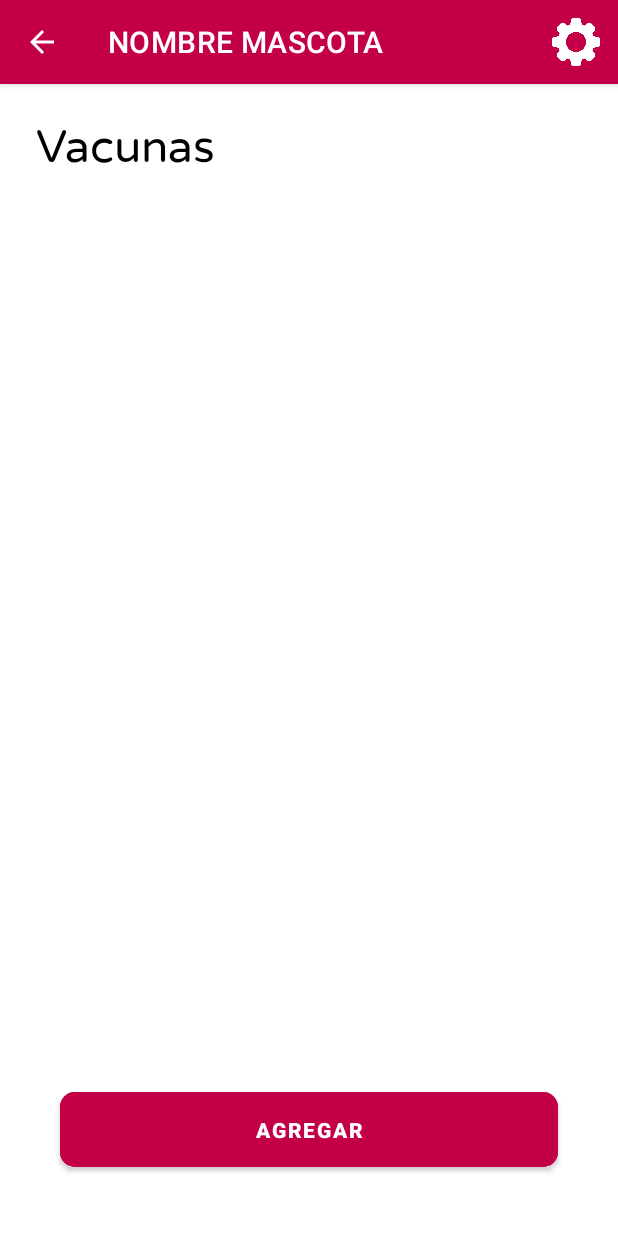
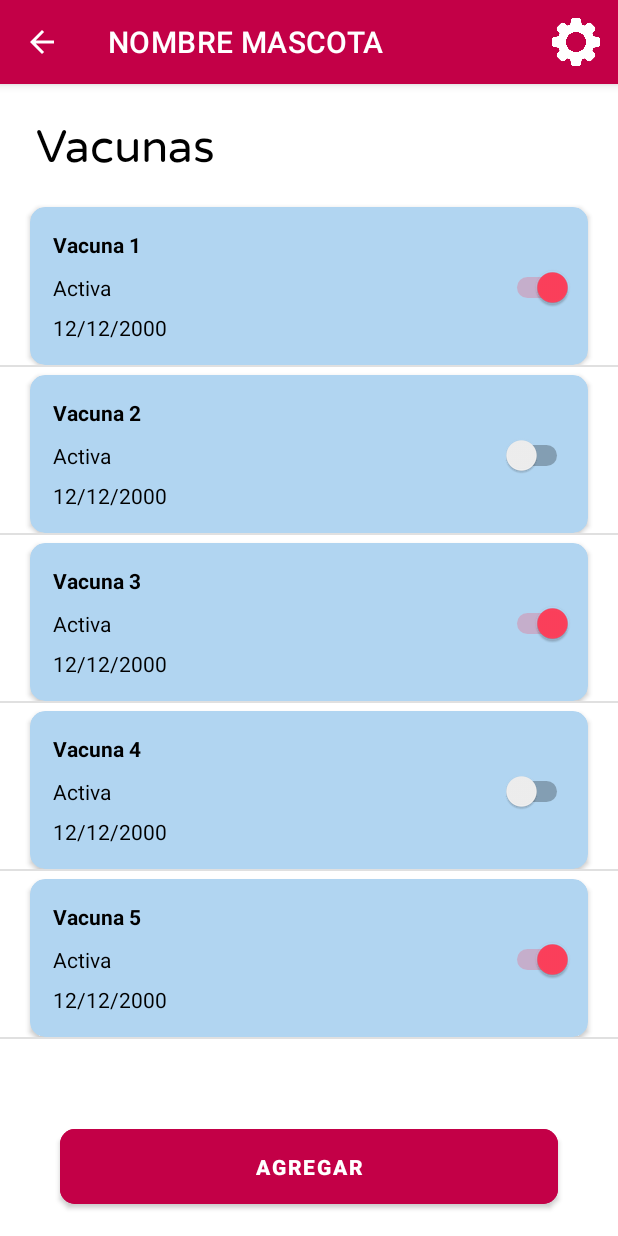
Before and after one commit to JCamiloRpo/AppNativa, an Android app: the VacunaEditActivity screen opened directly, with no data from a screen before it, after a tap on "EDITAR", on a phone screen of 412 x 824 dp. Run offline under Robolectric (Android 15) with nearby library versions, the phone set to English and light mode, and no system bars.

Commit message:
Vacunas - List view

```diff
--- a/PetCare/app/src/main/java/com/example/petcare/MascotaActivity.java
+++ b/PetCare/app/src/main/java/com/example/petcare/MascotaActivity.java
@@ -38,8 +38,8 @@ public class MascotaActivity extends AppCompatActivity {
 
         //Consultar mascotas
         ArrayList<MascotaItem> mascotas = new ArrayList<>();
-        mascotas.add(new MascotaItem(2,R.drawable.gato, "Gato", "1", "12/12/2000"));
-        mascotas.add(new MascotaItem(1,R.drawable.perro, "Perro", "1", "12/12/2000"));
+        mascotas.add(new MascotaItem(1,R.drawable.gato, "Gato", "1", "12/12/2000"));
+        mascotas.add(new MascotaItem(2,R.drawable.perro, "Perro", "1", "12/12/2000"));
         mascotas.add(new MascotaItem(3,R.drawable.hamster, "Hamster", "1", "12/12/2000"));
         mascotas.add(new MascotaItem(4,R.drawable.conejo, "Conejo", "1", "12/12/2000"));
         mascotas.add(new MascotaItem(5,R.drawable.pollo, "Pollo", "1", "12/12/2000"));
--- a/PetCare/app/src/main/java/com/example/petcare/VacunaActivity.java
+++ b/PetCare/app/src/main/java/com/example/petcare/VacunaActivity.java
@@ -9,27 +9,21 @@ import android.view.Menu;
 import android.view.MenuItem;
 import android.view.View;
 import android.widget.Button;
+import android.widget.ListView;
+
+import java.util.ArrayList;
 
 public class VacunaActivity extends AppCompatActivity {
     Button btnAgregar;
+    VacunaAdapter adapter;
 
     @Override
     protected void onCreate(Bundle savedInstanceState) {
         super.onCreate(savedInstanceState);
         setContentView(R.layout.activity_vacuna);
 
-        ActionBar menu = getSupportActionBar();
-        menu.setDisplayHomeAsUpEnabled(true);
-        menu.setTitle("NOMBRE MASCOTA");
-
-        btnAgregar = (Button) findViewById(R.id.BtnAddVac);
-        btnAgregar.setOnClickListener(new View.OnClickListener() {
-            @Override
-            public void onClick(View v) {
-                Intent i = new Intent(getApplicationContext(), VacunaAddActivity.class);
-                startActivity(i);
-            }
-        });
+        initButtons();
+        initList();
     }
 
     @Override
@@ -53,4 +47,33 @@ public class VacunaActivity extends AppCompatActivity {
         }
     }
 
+    private void initButtons(){
+        ActionBar menu = getSupportActionBar();
+        menu.setDisplayHomeAsUpEnabled(true);
+        menu.setTitle("NOMBRE MASCOTA");
+
+        btnAgregar = (Button) findViewById(R.id.BtnAddVac);
+        btnAgregar.setOnClickListener(new View.OnClickListener() {
+            @Override
+            public void onClick(View v) {
+                Intent i = new Intent(getApplicationContext(), VacunaAddActivity.class);
+                startActivity(i);
+            }
+        });
+    }
+
+    private void initList(){
+        ListView list = (ListView) findViewById(R.id.ListVacunas);
+
+        //Consultar vacunas de una mascota
+        ArrayList<VacunaItem> vacunas = new ArrayList<>();
+        vacunas.add(new VacunaItem(1, "Vacuna 1", true, "12/12/2000"));
+        vacunas.add(new VacunaItem(2, "Vacuna 2", false, "12/12/2000"));
+        vacunas.add(new VacunaItem(3, "Vacuna 3", true, "12/12/2000"));
+        vacunas.add(new VacunaItem(4, "Vacuna 4", false, "12/12/2000"));
+        vacunas.add(new VacunaItem(5, "Vacuna 5", true, "12/12/2000"));
+
+        adapter = new VacunaAdapter(this, vacunas);
+        list.setAdapter(adapter);
+    }
 }
--- /dev/null
+++ b/PetCare/app/src/main/java/com/example/petcare/VacunaAdapter.java
@@ -0,0 +1,50 @@
+package com.example.petcare;
+
+import android.app.Activity;
+import android.content.Context;
+import android.view.LayoutInflater;
+import android.view.View;
+import android.view.ViewGroup;
+import android.widget.BaseAdapter;
+import android.widget.Switch;
+import android.widget.TextView;
+
+import java.util.ArrayList;
+
+public class VacunaAdapter extends BaseAdapter {
+    private Activity activity;
+    private ArrayList<VacunaItem> items;
+
+    public VacunaAdapter(Activity activity, ArrayList<VacunaItem> items){
+        this.activity = activity;
+        this.items = items;
+    }
+
+    @Override
+    public int getCount() { return items.size(); }
+
+    @Override
+    public VacunaItem getItem(int position) { return items.get(position); }
+
+    @Override
+    public long getItemId(int position) { return items.get(position).getIdVacuna(); }
+
+    @Override
+    public View getView(int position, View convertView, ViewGroup parent) {
+        VacunaItem item = items.get(position);
+
+        if(convertView == null){
+            LayoutInflater inflater = (LayoutInflater) activity.getSystemService(Context.LAYOUT_INFLATER_SERVICE);
+            convertView = inflater.inflate(R.layout.item_vac, null);
+        }
+        TextView txtNombre = (TextView) convertView.findViewById(R.id.TxtItemNombreVac);
+        Switch swtActiva = convertView.findViewById(R.id.SwtItemActivaVac);
+        TextView txtFecha = (TextView) convertView.findViewById(R.id.TxtItemFechaVac);
+
+        txtNombre.setText(item.getNombre());
+        swtActiva.setChecked(item.getActiva());
+        txtFecha.setText(item.getFecha());
+
+        return convertView;
+    }
+}
--- /dev/null
+++ b/PetCare/app/src/main/java/com/example/petcare/VacunaItem.java
@@ -0,0 +1,30 @@
+package com.example.petcare;
+
+public class VacunaItem {
+    private long idVacuna;
+    private String nombre, fecha;
+    private boolean activa;
+
+    public VacunaItem(long idVacuna, String nombre, boolean activa, String fecha) {
+        this.idVacuna = idVacuna;
+        this.nombre = nombre;
+        this.fecha = fecha;
+        this.activa = activa;
+    }
+
+    public long getIdVacuna() {
+        return idVacuna;
+    }
+
+    public String getNombre() {
+        return nombre;
+    }
+
+    public String getFecha() {
+        return fecha;
+    }
+
+    public boolean getActiva() {
+        return activa;
+    }
+}
--- a/PetCare/app/src/main/res/layout/activity_vacuna.xml
+++ b/PetCare/app/src/main/res/layout/activity_vacuna.xml
@@ -19,27 +19,27 @@
         app:layout_constraintStart_toStartOf="parent"
         app:layout_constraintTop_toTopOf="parent" />
 
-    <androidx.recyclerview.widget.RecyclerView
+    <ListView
         android:id="@+id/ListVacunas"
         android:layout_width="match_parent"
-        android:layout_height="wrap_content"
+        android:layout_height="0dp"
         android:layout_marginTop="16dp"
-        android:layout_marginBottom="30dp"
+        android:layout_marginBottom="10dp"
         android:scrollbars="vertical"
         app:layout_constraintBottom_toTopOf="@+id/BtnAddVac"
         app:layout_constraintEnd_toEndOf="parent"
         app:layout_constraintHorizontal_bias="0.0"
         app:layout_constraintStart_toStartOf="parent"
         app:layout_constraintTop_toBottomOf="@+id/TxtVacuna"
-        app:layout_constraintVertical_bias="0.0">
-
-    </androidx.recyclerview.widget.RecyclerView>
+        app:layout_constraintVertical_bias="0.0"/>
 
     <Button
         android:id="@+id/BtnAddVac"
         android:layout_width="match_parent"
         android:layout_height="wrap_content"
-        android:layout_margin="40dp"
+        android:layout_marginStart="40dp"
+        android:layout_marginEnd="40dp"
+        android:layout_marginBottom="15dp"
         android:backgroundTint="@color/red_dark"
         android:gravity="center"
         android:padding="15dp"
--- a/PetCare/app/src/main/res/layout/activity_vacuna_add.xml
+++ b/PetCare/app/src/main/res/layout/activity_vacuna_add.xml
@@ -25,7 +25,7 @@
             android:inputType="textPersonName" />
 
         <Switch
-            android:id="@+id/swtActiva"
+            android:id="@+id/SwtActiva"
             android:layout_width="match_parent"
             android:layout_height="wrap_content"
             android:layout_marginStart="40dp"
--- a/PetCare/app/src/main/res/layout/activity_vacuna_edit.xml
+++ b/PetCare/app/src/main/res/layout/activity_vacuna_edit.xml
@@ -25,7 +25,7 @@
             android:inputType="textPersonName" />
 
         <Switch
-            android:id="@+id/swtActivaEdit"
+            android:id="@+id/SwtActivaEdit"
             android:layout_width="match_parent"
             android:layout_height="wrap_content"
             android:layout_marginStart="40dp"
--- a/PetCare/app/src/main/res/layout/item_vac.xml
+++ b/PetCare/app/src/main/res/layout/item_vac.xml
@@ -35,7 +35,7 @@
                 android:textStyle="bold" />
 
             <Switch
-                android:id="@+id/TxtItemActivaVac"
+                android:id="@+id/SwtItemActivaVac"
                 android:layout_width="match_parent"
                 android:layout_height="wrap_content"
                 android:layout_marginStart="5dp"
@@ -50,7 +50,7 @@
                 android:layout_height="wrap_content"
                 android:layout_marginStart="5dp"
                 android:layout_marginBottom="5dp"
-                android:text="@string/ultima_vacuna"
+                android:text="@string/fecha"
                 android:textColor="@color/black" />
 
         </LinearLayout>
```
